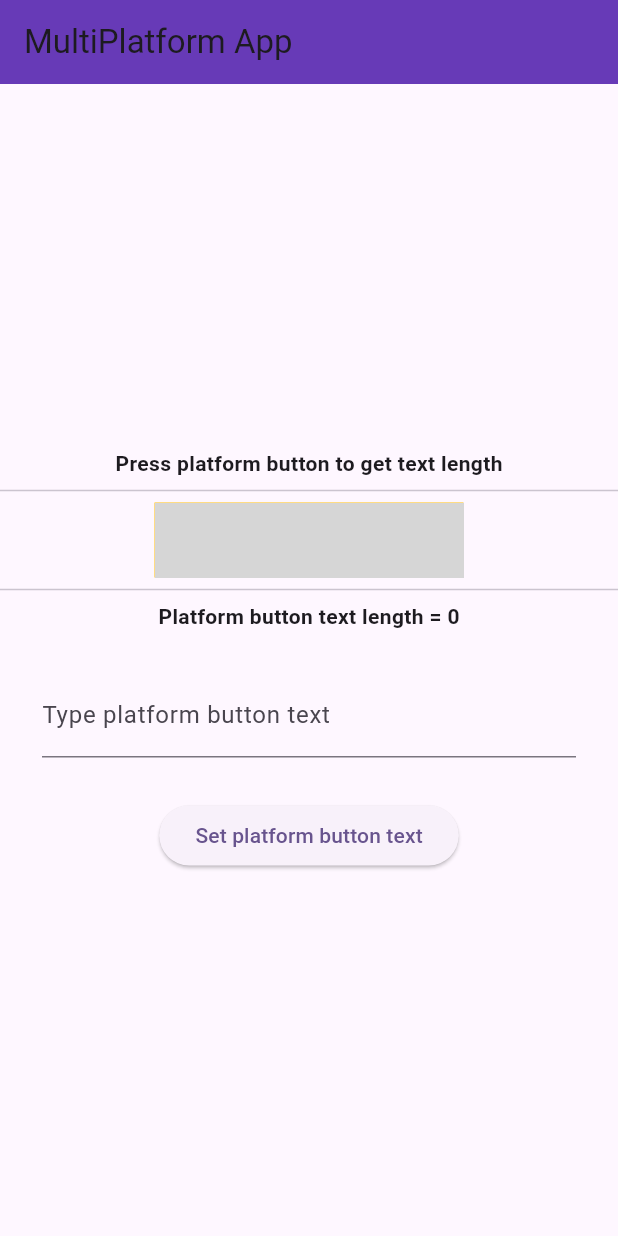
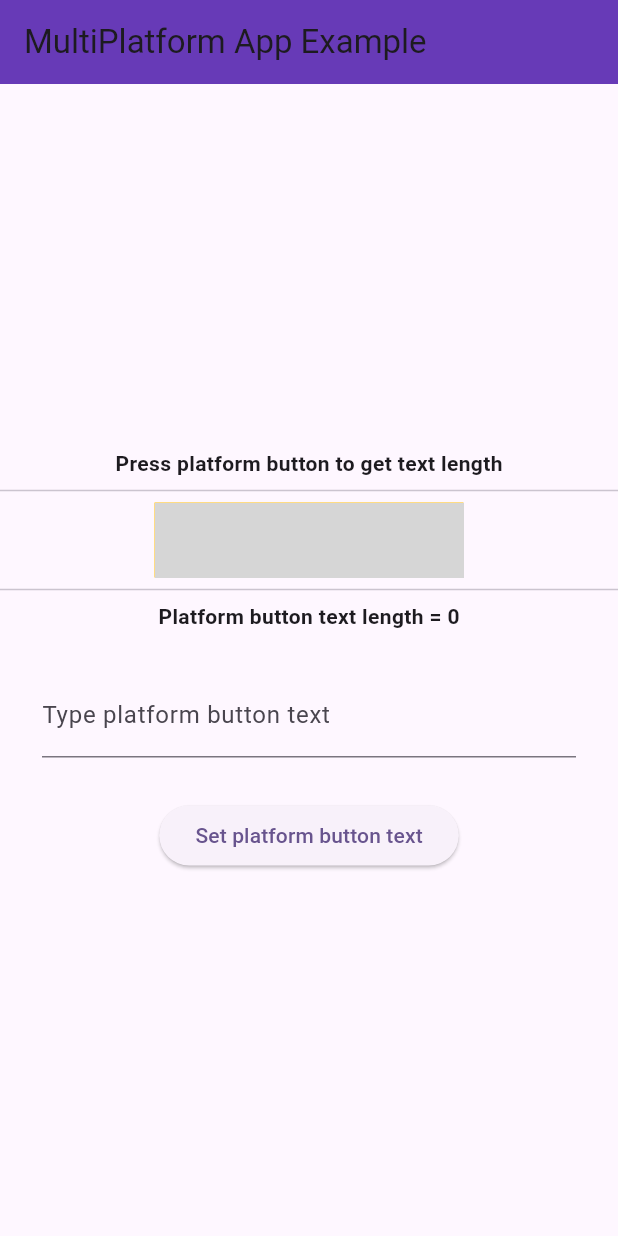
Before and after one commit to rradjab/flutter_application_pw19, a Flutter app: the screen it shows after launch, on a phone screen of 412 x 824 dp. Run offline on Flutter 3.47's test engine with Material 2 defaults, Android fonts, the phone set to English and light mode, and no system bars; our stand-ins replace js; missing offline and left inert: dart:ffi; grey boxes are pictures that could not be loaded.

Commit message:
init repo

```diff
--- a/task_1/lib/main.dart
+++ b/task_1/lib/main.dart
@@ -56,7 +56,7 @@ class _MyHomePageState extends State<MyHomePage> {
     return Scaffold(
       appBar: AppBar(
         backgroundColor: Colors.deepPurple,
-        title: const Text('MultiPlatform App'),
+        title: const Text('MultiPlatform App Example'),
       ),
       body: Center(
         child: SingleChildScrollView(
```
